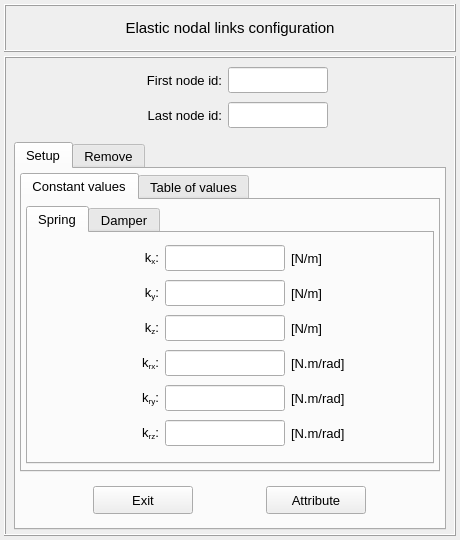
Before: the Qt Designer form pulse/interface/data/ui_files/model/setup/structural/elastic_nodal_links_input.ui in open-pulse/OpenPulse, drawn with Qt 5.
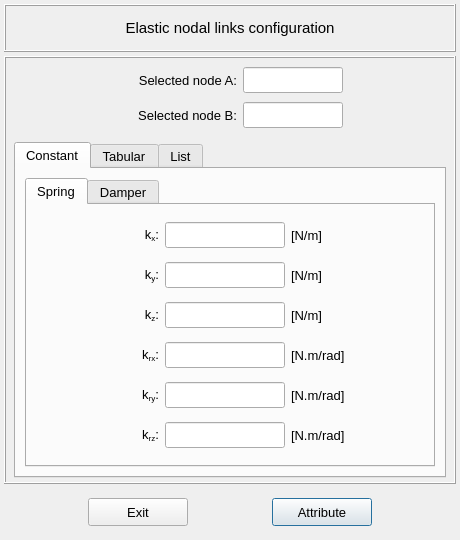
After: the same form once the commit is applied.

```diff
--- a/pulse/interface/data/ui_files/model/setup/structural/elastic_nodal_links_input.ui
+++ b/pulse/interface/data/ui_files/model/setup/structural/elastic_nodal_links_input.ui
@@ -180,13 +180,13 @@
           <widget class="QLabel" name="label_first_node_id">
            <property name="minimumSize">
             <size>
-             <width>90</width>
+             <width>120</width>
              <height>26</height>
             </size>
            </property>
            <property name="maximumSize">
             <size>
-             <width>100</width>
+             <width>120</width>
              <height>26</height>
             </size>
            </property>
@@ -197,7 +197,7 @@
             </font>
            </property>
            <property name="text">
-            <string>First node id:</string>
+            <string>Selected node A:</string>
            </property>
            <property name="alignment">
             <set>Qt::AlignmentFlag::AlignRight|Qt::AlignmentFlag::AlignTrailing|Qt::AlignmentFlag::AlignVCenter</set>
@@ -268,13 +268,13 @@
           <widget class="QLabel" name="label_last_node_id">
            <property name="minimumSize">
             <size>
-             <width>90</width>
+             <width>120</width>
              <height>26</height>
             </size>
            </property>
            <property name="maximumSize">
             <size>
-             <width>100</width>
+             <width>120</width>
              <height>26</height>
             </size>
            </property>
@@ -285,7 +285,7 @@
             </font>
            </property>
            <property name="text">
-            <string>Last node id:</string>
+            <string>Selected node B:</string>
            </property>
            <property name="alignment">
             <set>Qt::AlignmentFlag::AlignRight|Qt::AlignmentFlag::AlignTrailing|Qt::AlignmentFlag::AlignVCenter</set>
@@ -383,73 +383,10 @@
            </property>
            <widget class="QWidget" name="tab_setup">
             <attribute name="title">
-             <string>Setup</string>
+             <string>Constant</string>
             </attribute>
-            <layout class="QGridLayout" name="gridLayout_15">
-             <property name="leftMargin">
-              <number>4</number>
-             </property>
-             <property name="topMargin">
-              <number>4</number>
-             </property>
-             <property name="rightMargin">
-              <number>4</number>
-             </property>
-             <property name="bottomMargin">
-              <number>4</number>
-             </property>
-             <property name="spacing">
-              <number>4</number>
-             </property>
+            <layout class="QGridLayout" name="gridLayout_5">
              <item row="0" column="0">
-              <widget class="QTabWidget" name="tabWidget_inputs">
-               <property name="minimumSize">
-                <size>
-                 <width>380</width>
-                 <height>0</height>
-                </size>
-               </property>
-               <property name="maximumSize">
-                <size>
-                 <width>420</width>
-                 <height>400</height>
-                </size>
-               </property>
-               <property name="sizeIncrement">
-                <size>
-                 <width>0</width>
-                 <height>0</height>
-                </size>
-               </property>
-               <property name="font">
-                <font>
-                 <pointsize>10</pointsize>
-                </font>
-               </property>
-               <property name="currentIndex">
-                <number>0</number>
-               </property>
-               <widget class="QWidget" name="tab_constant_values">
-                <attribute name="title">
-                 <string>Constant values</string>
-                </attribute>
-                <layout class="QGridLayout" name="gridLayout_18">
-                 <property name="leftMargin">
-                  <number>4</number>
-                 </property>
-                 <property name="topMargin">
-                  <number>6</number>
-                 </property>
-                 <property name="rightMargin">
-                  <number>4</number>
-                 </property>
-                 <property name="bottomMargin">
-                  <number>6</number>
-                 </property>
-                 <property name="spacing">
-                  <number>4</number>
-                 </property>
-                 <item row="0" column="0" colspan="2">
                   <widget class="QTabWidget" name="tabWidget_constant_values">
                    <property name="font">
                     <font>
@@ -1645,27 +1582,12 @@
                  </item>
                 </layout>
                </widget>
-               <widget class="QWidget" name="tab_table_values">
+           <widget class="QWidget" name="tab_tabular">
                 <attribute name="title">
-                 <string>Table of values</string>
-                </attribute>
-                <layout class="QGridLayout" name="gridLayout_19">
-                 <property name="leftMargin">
-                  <number>4</number>
-                 </property>
-                 <property name="topMargin">
-                  <number>6</number>
-                 </property>
-                 <property name="rightMargin">
-                  <number>4</number>
-                 </property>
-                 <property name="bottomMargin">
-                  <number>6</number>
-                 </property>
-                 <property name="spacing">
-                  <number>4</number>
-                 </property>
-                 <item row="0" column="0" colspan="2">
+             <string>Tabular</string>
+            </attribute>
+            <layout class="QGridLayout" name="gridLayout_7">
+             <item row="0" column="0">
                   <widget class="QTabWidget" name="tabWidget_table_values">
                    <property name="font">
                     <font>
@@ -3065,121 +2987,6 @@
                  </item>
                 </layout>
                </widget>
-              </widget>
-             </item>
-             <item row="1" column="0">
-              <widget class="QFrame" name="frame_confirm">
-               <property name="minimumSize">
-                <size>
-                 <width>0</width>
-                 <height>48</height>
-                </size>
-               </property>
-               <property name="maximumSize">
-                <size>
-                 <width>16777215</width>
-                 <height>48</height>
-                </size>
-               </property>
-               <property name="frameShape">
-                <enum>QFrame::Shape::NoFrame</enum>
-               </property>
-               <property name="frameShadow">
-                <enum>QFrame::Shadow::Raised</enum>
-               </property>
-               <layout class="QGridLayout" name="gridLayout_6">
-                <property name="leftMargin">
-                 <number>4</number>
-                </property>
-                <property name="topMargin">
-                 <number>4</number>
-                </property>
-                <property name="rightMargin">
-                 <number>4</number>
-                </property>
-                <property name="bottomMargin">
-                 <number>4</number>
-                </property>
-                <property name="spacing">
-                 <number>4</number>
-                </property>
-                <item row="0" column="1">
-                 <widget class="QPushButton" name="pushButton_attribute">
-                  <property name="minimumSize">
-                   <size>
-                    <width>100</width>
-                    <height>28</height>
-                   </size>
-                  </property>
-                  <property name="maximumSize">
-                   <size>
-                    <width>100</width>
-                    <height>28</height>
-                   </size>
-                  </property>
-                  <property name="font">
-                   <font>
-                    <pointsize>10</pointsize>
-                   </font>
-                  </property>
-                  <property name="styleSheet">
-                   <string notr="true"/>
-                  </property>
-                  <property name="text">
-                   <string>Attribute</string>
-                  </property>
-                  <property name="autoDefault">
-                   <bool>false</bool>
-                  </property>
-                  <property name="default">
-                   <bool>true</bool>
-                  </property>
-                  <property name="flat">
-                   <bool>false</bool>
-                  </property>
-                 </widget>
-                </item>
-                <item row="0" column="0">
-                 <widget class="QPushButton" name="pushButton_exit">
-                  <property name="minimumSize">
-                   <size>
-                    <width>100</width>
-                    <height>28</height>
-                   </size>
-                  </property>
-                  <property name="maximumSize">
-                   <size>
-                    <width>100</width>
-                    <height>28</height>
-                   </size>
-                  </property>
-                  <property name="font">
-                   <font>
-                    <pointsize>10</pointsize>
-                   </font>
-                  </property>
-                  <property name="styleSheet">
-                   <string notr="true"/>
-                  </property>
-                  <property name="text">
-                   <string>Exit</string>
-                  </property>
-                  <property name="autoDefault">
-                   <bool>false</bool>
-                  </property>
-                  <property name="default">
-                   <bool>false</bool>
-                  </property>
-                  <property name="flat">
-                   <bool>false</bool>
-                  </property>
-                 </widget>
-                </item>
-               </layout>
-              </widget>
-             </item>
-            </layout>
-           </widget>
            <widget class="QWidget" name="tab_remove">
             <property name="font">
              <font>
@@ -3188,7 +2995,7 @@
              </font>
             </property>
             <attribute name="title">
-             <string>Remove</string>
+             <string>List</string>
             </attribute>
             <layout class="QGridLayout" name="gridLayout_20">
              <property name="leftMargin">
@@ -3539,6 +3346,117 @@
      </layout>
     </widget>
    </item>
+   <item row="2" column="0">
+    <widget class="QFrame" name="frame_confirm">
+     <property name="minimumSize">
+      <size>
+       <width>0</width>
+       <height>48</height>
+      </size>
+     </property>
+     <property name="maximumSize">
+      <size>
+       <width>16777215</width>
+       <height>48</height>
+      </size>
+     </property>
+     <property name="frameShape">
+      <enum>QFrame::Shape::NoFrame</enum>
+     </property>
+     <property name="frameShadow">
+      <enum>QFrame::Shadow::Raised</enum>
+     </property>
+     <layout class="QGridLayout" name="gridLayout_6">
+      <property name="leftMargin">
+       <number>4</number>
+      </property>
+      <property name="topMargin">
+       <number>4</number>
+      </property>
+      <property name="rightMargin">
+       <number>4</number>
+      </property>
+      <property name="bottomMargin">
+       <number>4</number>
+      </property>
+      <property name="spacing">
+       <number>4</number>
+      </property>
+      <item row="0" column="1">
+       <widget class="QPushButton" name="pushButton_attribute">
+        <property name="minimumSize">
+         <size>
+          <width>100</width>
+          <height>28</height>
+         </size>
+        </property>
+        <property name="maximumSize">
+         <size>
+          <width>100</width>
+          <height>28</height>
+         </size>
+        </property>
+        <property name="font">
+         <font>
+          <pointsize>10</pointsize>
+         </font>
+        </property>
+        <property name="styleSheet">
+         <string notr="true"/>
+        </property>
+        <property name="text">
+         <string>Attribute</string>
+        </property>
+        <property name="autoDefault">
+         <bool>false</bool>
+        </property>
+        <property name="default">
+         <bool>true</bool>
+        </property>
+        <property name="flat">
+         <bool>false</bool>
+        </property>
+       </widget>
+      </item>
+      <item row="0" column="0">
+       <widget class="QPushButton" name="pushButton_exit">
+        <property name="minimumSize">
+         <size>
+          <width>100</width>
+          <height>28</height>
+         </size>
+        </property>
+        <property name="maximumSize">
+         <size>
+          <width>100</width>
+          <height>28</height>
+         </size>
+        </property>
+        <property name="font">
+         <font>
+          <pointsize>10</pointsize>
+         </font>
+        </property>
+        <property name="styleSheet">
+         <string notr="true"/>
+        </property>
+        <property name="text">
+         <string>Exit</string>
+        </property>
+        <property name="autoDefault">
+         <bool>false</bool>
+        </property>
+        <property name="default">
+         <bool>false</bool>
+        </property>
+        <property name="flat">
+         <bool>false</bool>
+        </property>
+       </widget>
+      </item>
+     </layout>
+    </widget>
+   </item>
   </layout>
  </widget>
  <tabstops>
```
Left out of the diff: 45 changed lines with no effect on the pictures. Lines whose indentation alone changed are shown as unchanged.
